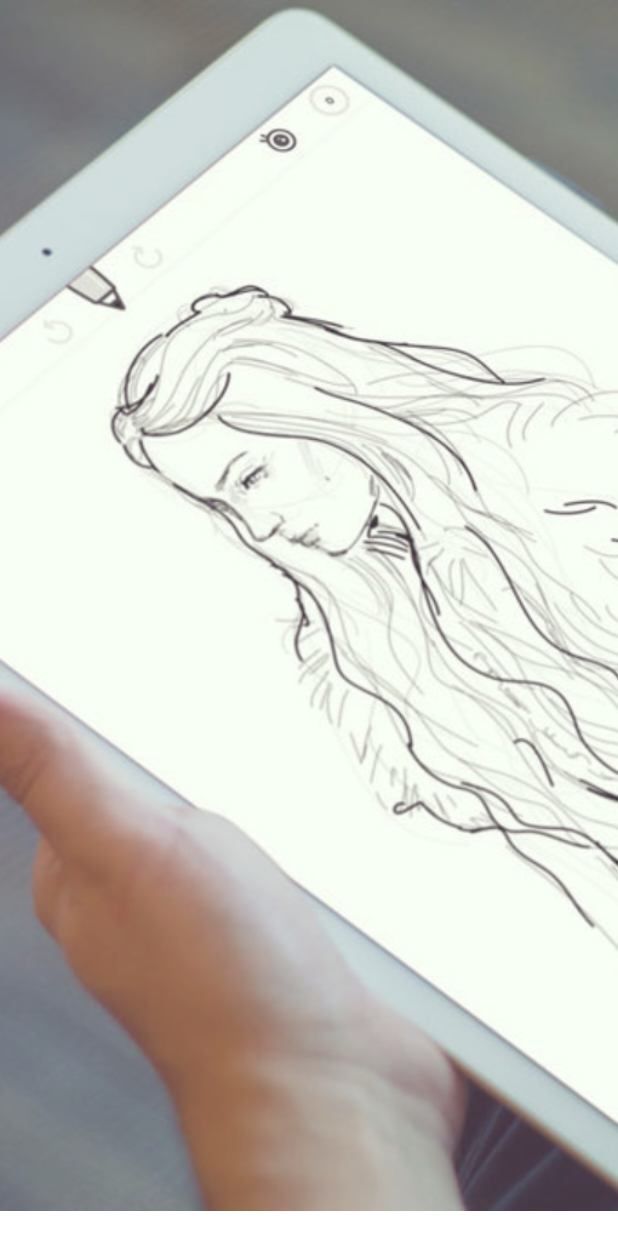
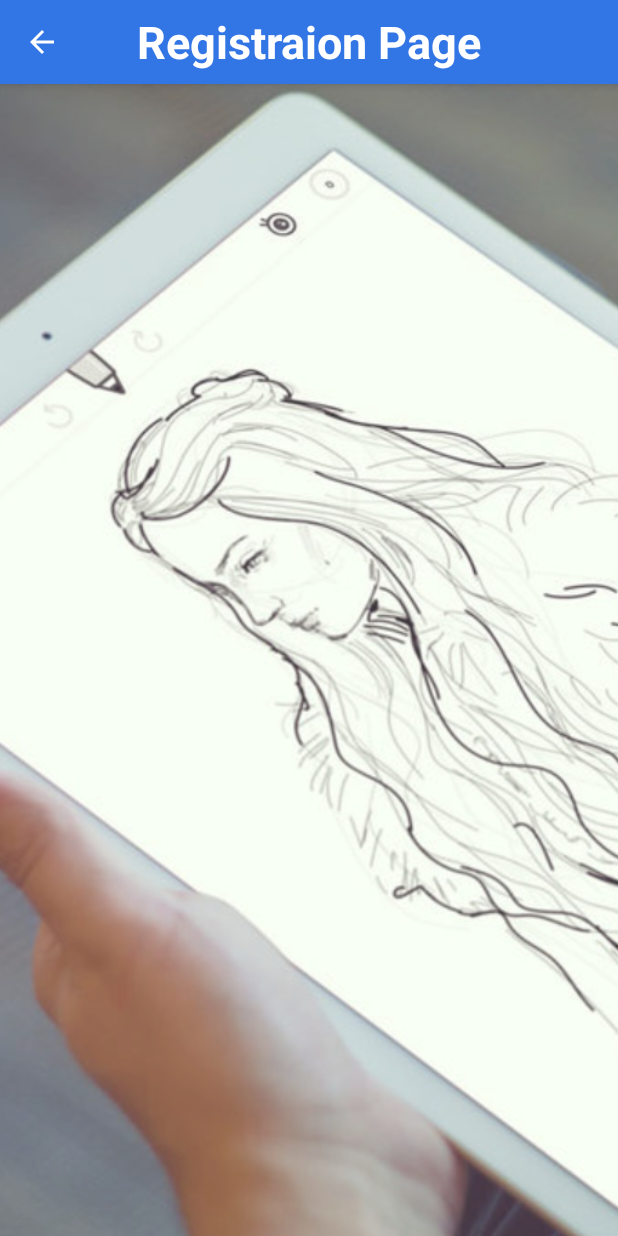
Before and after one commit to mhemmad01/FinalProject, an Android app: the RegistrationActivity screen opened directly, with no data from a screen before it, on a phone screen of 412 x 824 dp. Run offline under Robolectric (Android 15) with nearby library versions, the phone set to English and light mode, and no system bars.

Commit message:
bar and lastlevels

```diff
--- a/app/src/main/java/com/example/myapplication/RegistrationActivity.java
+++ b/app/src/main/java/com/example/myapplication/RegistrationActivity.java
@@ -4,11 +4,14 @@ import android.app.Dialog;
 import android.content.Intent;
 import android.os.AsyncTask;
 import android.os.Bundle;
+import android.view.Gravity;
 import android.view.View;
 import android.widget.CheckBox;
 import android.widget.EditText;
+import android.widget.TextView;
 import android.widget.Toast;
 
+import androidx.appcompat.app.ActionBar;
 import androidx.appcompat.app.AppCompatActivity;
 
 import java.sql.Connection;
@@ -27,7 +30,21 @@ public class RegistrationActivity extends AppCompatActivity {
     protected void onCreate(Bundle savedInstanceState) {
         super.onCreate(savedInstanceState);
         setContentView(R.layout.registration);
-        getSupportActionBar().hide();
+        final ActionBar abar = getSupportActionBar();
+        abar.setBackgroundDrawable(getResources().getDrawable(R.drawable.my_toolbar));//line under the action bar
+        View viewActionBar = getLayoutInflater().inflate(R.layout.abs_layout, null);
+        ActionBar.LayoutParams params = new ActionBar.LayoutParams(//Center the textview in the ActionBar !
+                ActionBar.LayoutParams.WRAP_CONTENT,
+                ActionBar.LayoutParams.MATCH_PARENT,
+                Gravity.CENTER);
+        TextView textviewTitle = (TextView) viewActionBar.findViewById(R.id.actionbar_textview);
+        textviewTitle.setText("Registraion Page");
+        abar.setCustomView(viewActionBar, params);
+        abar.setDisplayShowCustomEnabled(true);
+        abar.setDisplayShowTitleEnabled(false);
+        abar.setDisplayHomeAsUpEnabled(true);
+        abar.setHomeButtonEnabled(true);
+
     }
     public void LoadingShow(){
         // custom dialog
--- /dev/null
+++ b/app/src/main/res/drawable/my_toolbar.xml
@@ -0,0 +1,16 @@
+<?xml version="1.0" encoding="utf-8"?>
+    <shape xmlns:android="http://schemas.android.com/apk/res/android"
+        android:shape="rectangle" >
+
+        <!--    &lt;!&ndash; View background color &ndash;&gt;-->
+        <solid
+            android:color="#3275e5 " >
+        </solid>
+
+
+        <!--    &lt;!&ndash; The radius makes the corners rounded &ndash;&gt;-->
+        <!--    <corners-->
+        <!--        android:radius="20dp"   >-->
+        <!--    </corners>-->
+
+    </shape>
--- /dev/null
+++ b/app/src/main/res/layout/abs_layout.xml
@@ -0,0 +1,21 @@
+<?xml version="1.0" encoding="utf-8"?>
+<LinearLayout
+    xmlns:android="http://schemas.android.com/apk/res/android"
+    android:layout_width="wrap_content"
+    android:layout_height="wrap_content"
+    android:orientation="horizontal" >
+
+    <TextView
+        android:id="@+id/actionbar_textview"
+        android:layout_width="wrap_content"
+        android:layout_height="wrap_content"
+        android:layout_gravity="center"
+        android:maxLines="1"
+        android:clickable="false"
+        android:focusable="false"
+        android:longClickable="false"
+        android:textStyle="bold"
+        android:textSize="30sp"
+        android:textColor="#FFFFFF" />
+
+</LinearLayout>
--- a/app/src/main/res/menu/menu.xml
+++ b/app/src/main/res/menu/menu.xml
@@ -1,5 +1,7 @@
 <?xml version="1.0" encoding="utf-8"?>
 <menu xmlns:android="http://schemas.android.com/apk/res/android">
+
+
     <item
         android:id="@+id/item1"
         android:title="Item 1"
```
Also changed, not shown: app/src/main/java/com/example/myapplication/LoginActivity.java (+22 -44 lines), app/src/main/java/com/example/myapplication/MainDiagnosed.java (+16 -0 lines), app/src/main/java/com/example/myapplication/SelectTrainMode.java (+132 -29 lines), app/src/main/java/com/example/myapplication/TrainMotor.java (+22 -2 lines), app/src/main/java/com/example/myapplication/dbConnection.java (+18 -0 lines), app/src/main/res/layout/trainingmotor.xml (+2 -44 lines).
